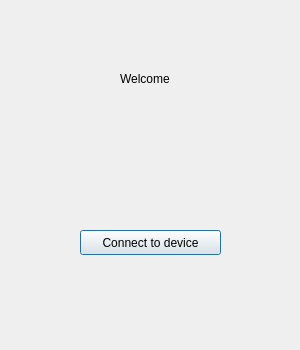
First picture: the form in Mapowanie2/welcomedialog.ui, repository Mmichal1/Ultrasonic-Mapping, before the edit.
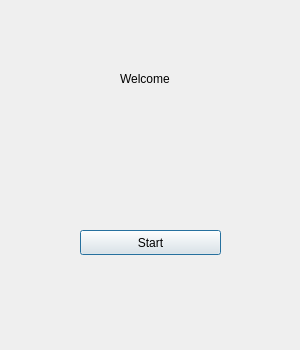
Second picture: the form after the edit.

Commit message: add device vision area | add connection signal

Diff of the .ui file:
```diff
--- a/Mapowanie2/welcomedialog.ui
+++ b/Mapowanie2/welcomedialog.ui
@@ -48,7 +48,7 @@
     </rect>
    </property>
    <property name="text">
-    <string>Connect to device</string>
+    <string>Start</string>
    </property>
   </widget>
  </widget>
```
Left out of the diff: 2 changed lines with no effect on the pictures. The commit also changes 12 other files.
